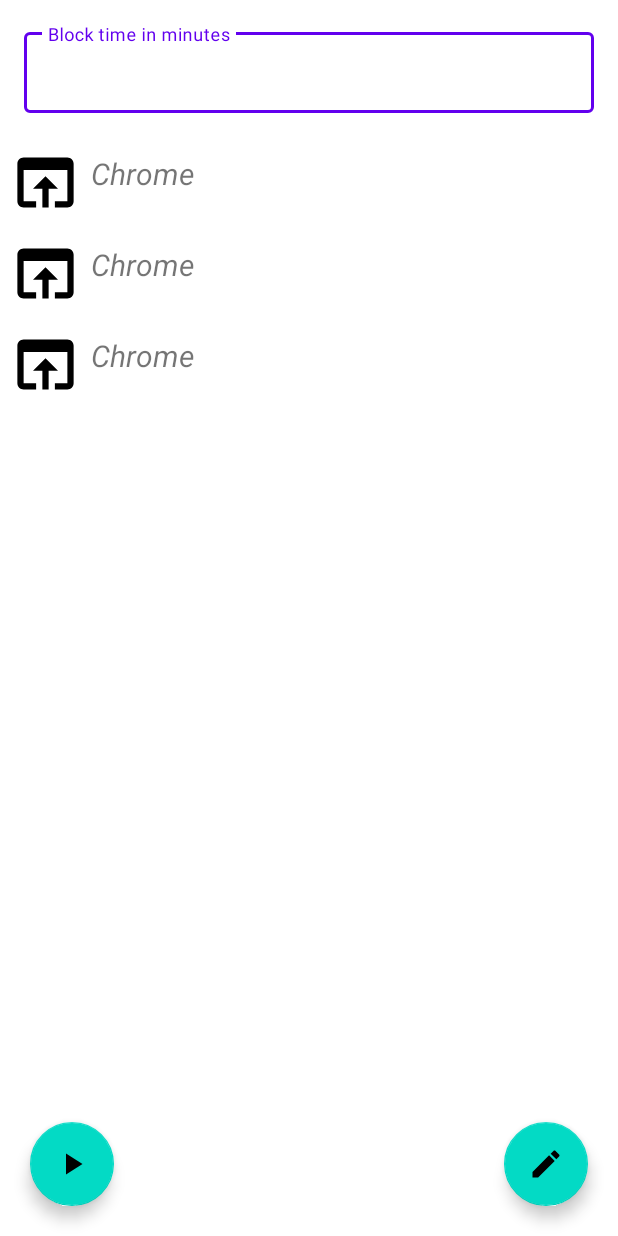
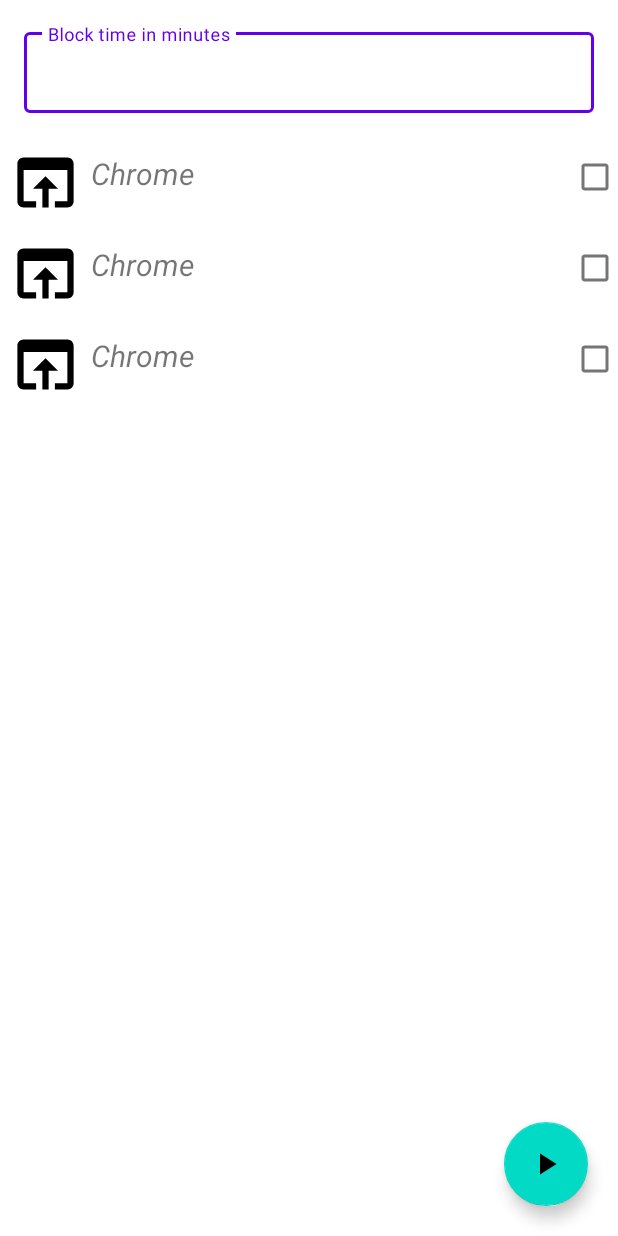
Before and after one commit to MoHussam-865/AppBlocker, an Android app: the layout activity_main.xml on its own in the app's theme, with its tools: preview values and no code run, on a phone screen of 412 x 824 dp. Run offline under Robolectric (Android 15) with nearby library versions, the light colour scheme and no system bars.

Commit message:
The App can query all apps and display them

```diff
--- a/app/build.gradle
+++ b/app/build.gradle
@@ -47,6 +47,4 @@
     androidTestImplementation 'androidx.test.ext:junit:1.1.5'
     androidTestImplementation 'androidx.test.espresso:espresso-core:3.5.1'
 
-
-
 }
--- a/app/src/main/res/layout/activity_main.xml
+++ b/app/src/main/res/layout/activity_main.xml
@@ -42,21 +42,11 @@
 
 
     <com.google.android.material.floatingactionbutton.FloatingActionButton
-        android:id="@+id/edit"
+        android:id="@+id/start"
         android:layout_width="wrap_content"
         android:layout_height="wrap_content"
         android:layout_alignParentBottom="true"
         android:layout_alignParentEnd="true"
-        android:layout_margin="20dp"
-        android:src="@drawable/ic_edit"
-        tools:ignore="ContentDescription" />
-
-    <com.google.android.material.floatingactionbutton.FloatingActionButton
-        android:id="@+id/start"
-        android:layout_width="wrap_content"
-        android:layout_height="wrap_content"
-        android:layout_alignParentBottom="true"
-        android:layout_alignParentStart="true"
         android:layout_margin="20dp"
         android:src="@drawable/ic_play"
         tools:ignore="ContentDescription" />
--- a/app/src/main/res/layout/adapter_blocked_apps.xml
+++ b/app/src/main/res/layout/adapter_blocked_apps.xml
@@ -15,7 +15,8 @@
 
     <TextView
         android:id="@+id/app_name"
-        android:layout_width="match_parent"
+        android:layout_width="0dp"
+        android:layout_weight="1"
         android:layout_height="wrap_content"
         android:padding="5dp"
         android:textSize="20sp"
@@ -23,4 +24,9 @@
         android:gravity="center_vertical"
         tools:text="Chrome"/>
 
+    <CheckBox
+        android:id="@+id/is_blocked"
+        android:layout_width="20dp"
+        android:layout_height="20dp"/>
+
 </LinearLayout>
```
Also changed, not shown: app/src/main/java/com/android_a865/appblocker/BlockedAppsAdapter.kt (+18 -1 lines), app/src/main/java/com/android_a865/appblocker/MainActivity.kt (+24 -3 lines), app/src/main/java/com/android_a865/appblocker/PreferencesManager.kt (added, +31 -0 lines).
